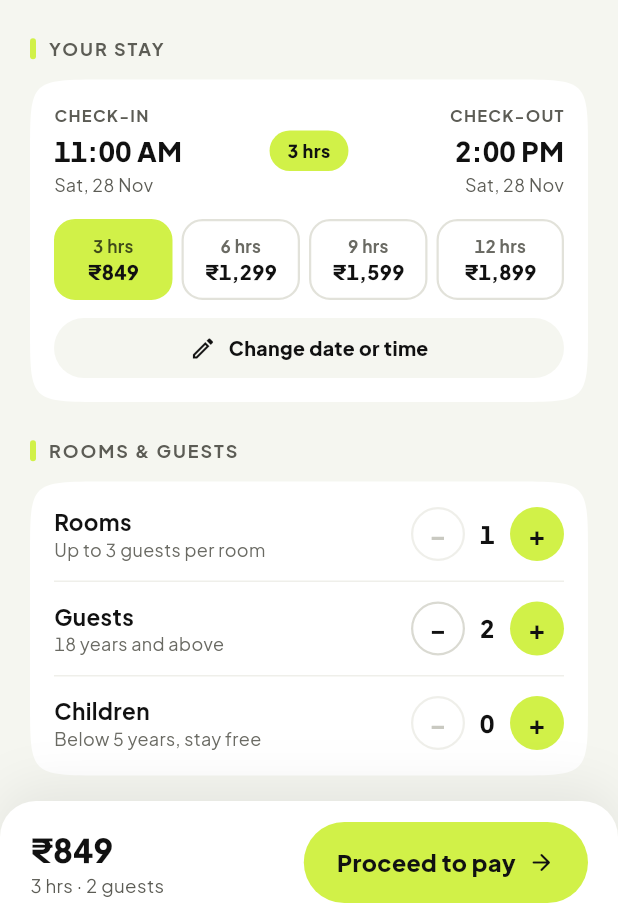
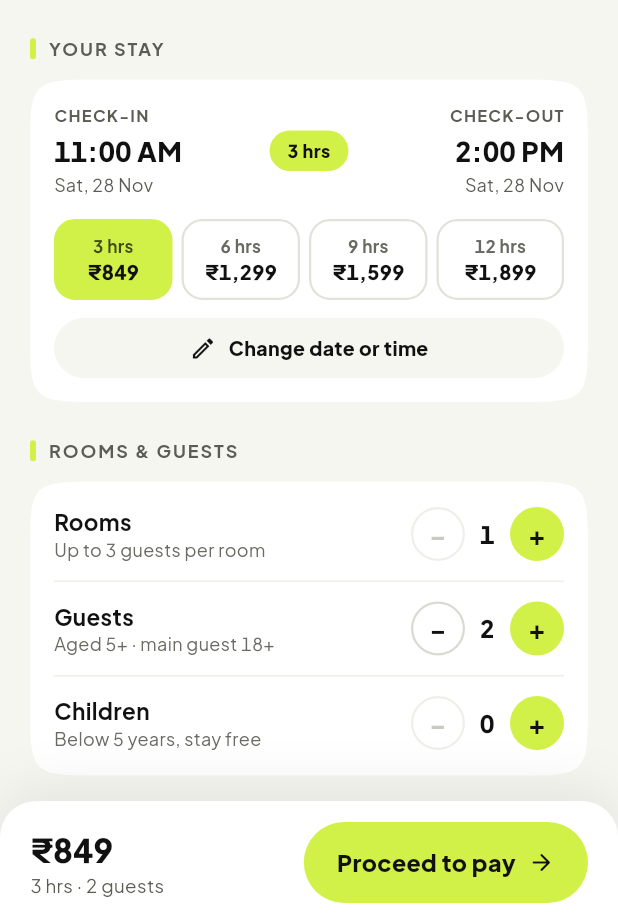
Before and after one commit to Ashwanthram2005/checkdin-customer-app., a Flutter app: the ReserveScreen screen opened by its route, on a phone screen of 412 x 824 dp, the part 312-1236 px from its top. Run offline on Flutter 3.47's test engine with Material 3 defaults, Android fonts, the phone set to English and light mode, and no system bars; our stand-ins replace connectivity_plus, flutter_map, geolocator, google_fonts, image_picker, latlong2 and 4 more; accounts and stored records are empty.

Commit message:
Guest age labels match policy: guests aged 5+, main guest 18+, children below 5 free
Co-Authored-By: Claude Opus 5.5 <noreply@anthropic.com>
Claude-Session: https://claude.ai/code/session_01GHBFJ57JqQiYB9t43AZsQR

```diff
--- a/lib/screens/full_day_search.dart
+++ b/lib/screens/full_day_search.dart
@@ -178,7 +178,7 @@ class FullDaySearchScreen extends StatelessWidget {
                             app.rooms = v;
                             if (app.adults < v) app.adults = v;
                           })),
-                      _stepper('Guests', 'Aged 12 and above', app.adults, app.rooms, app.rooms * 3,
+                      _stepper('Guests', 'Aged 5+ · main guest 18+', app.adults, app.rooms, app.rooms * 3,
                           (v) => app.set(() => app.adults = v), last: true),
                     ]),
                   ),
--- a/lib/screens/hotel_extras.dart
+++ b/lib/screens/hotel_extras.dart
@@ -146,7 +146,7 @@ Future<void> editGuests(BuildContext context) async {
                 if (app.adults < v) app.adults = v;
                 if (app.adults > v * 3) app.adults = v * 3;
               })),
-          stepper('Guests', 'Aged 12 and above', app.adults, app.rooms, app.rooms * 3, (v) => app.set(() => app.adults = v)),
+          stepper('Guests', 'Aged 5+ · main guest 18+', app.adults, app.rooms, app.rooms * 3, (v) => app.set(() => app.adults = v)),
           stepper('Children', 'Below 5 years, stay free', app.kids, 0, 2, (v) => app.set(() => app.kids = v)),
           const SizedBox(height: 8),
           PillBtn('Done', kind: BtnKind.dark, expand: true, onTap: () => Navigator.pop(ctx)),
--- a/lib/screens/reserve.dart
+++ b/lib/screens/reserve.dart
@@ -212,7 +212,7 @@ class _ReserveScreenState extends State<ReserveScreen> {
                               app.rooms = v;
                               if (app.adults > v * 3) app.adults = v * 3;
                             })),
-                    _counter('Guests', '18 years and above', app.adults, 1, app.rooms * 3, (v) => app.set(() => app.adults = v)),
+                    _counter('Guests', 'Aged 5+ · main guest 18+', app.adults, 1, app.rooms * 3, (v) => app.set(() => app.adults = v)),
                     _counter('Children', 'Below 5 years, stay free', app.kids, 0, 2, (v) => app.set(() => app.kids = v), last: true),
                   ]),
                 ),
@@ -261,7 +261,7 @@ class _ReserveScreenState extends State<ReserveScreen> {
                           const Icon(Icons.badge_outlined, size: 18),
                           const SizedBox(width: 8),
                           Expanded(
-                            child: Text('The guest must show their own original photo ID, and the name must match it. You can\'t check in for them.',
+                            child: Text('The guest must be 18 or older and show their own original photo ID, and the name must match it. You can\'t check in for them.',
                                 style: TextStyle(fontSize: 12.5, height: 1.4, color: C.tx(const Color(0xFF4A4030)))),
                           ),
                         ]),
@@ -294,7 +294,7 @@ class _ReserveScreenState extends State<ReserveScreen> {
                         child: Row(children: [
                           const Icon(Icons.badge_outlined, size: 18),
                           const SizedBox(width: 8),
-                          Expanded(child: Text('Every guest needs an original photo ID at check-in.', style: TextStyle(fontSize: 12.5, color: C.tx(const Color(0xFF3F3F38))))),
+                          Expanded(child: Text('The main guest must be 18 or older. Every guest needs an original photo ID at check-in.', style: TextStyle(fontSize: 12.5, color: C.tx(const Color(0xFF3F3F38))))),
                         ]),
                       ),
                     ],
--- a/lib/screens/search.dart
+++ b/lib/screens/search.dart
@@ -169,7 +169,7 @@ class SearchScreen extends StatelessWidget {
                             if (app.adults < v) app.adults = v;
                             if (app.adults > v * 3) app.adults = v * 3;
                           })),
-                      _stepper('Guests', 'Aged 12 and above', app.adults, app.rooms, app.rooms * 3, (v) => app.set(() => app.adults = v)),
+                      _stepper('Guests', 'Aged 5+ · main guest 18+', app.adults, app.rooms, app.rooms * 3, (v) => app.set(() => app.adults = v)),
                       _stepper('Children', 'Below 5 years, stay free', app.kids, 0, 2, (v) => app.set(() => app.kids = v), last: true),
                     ]),
                   ),
```
